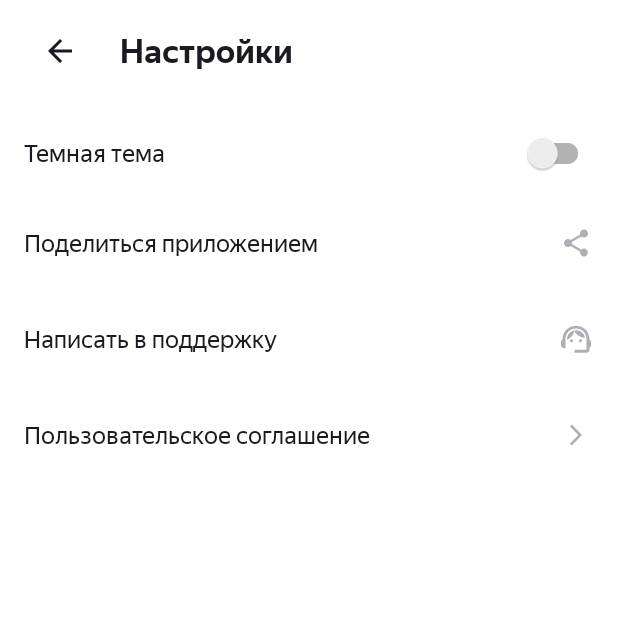
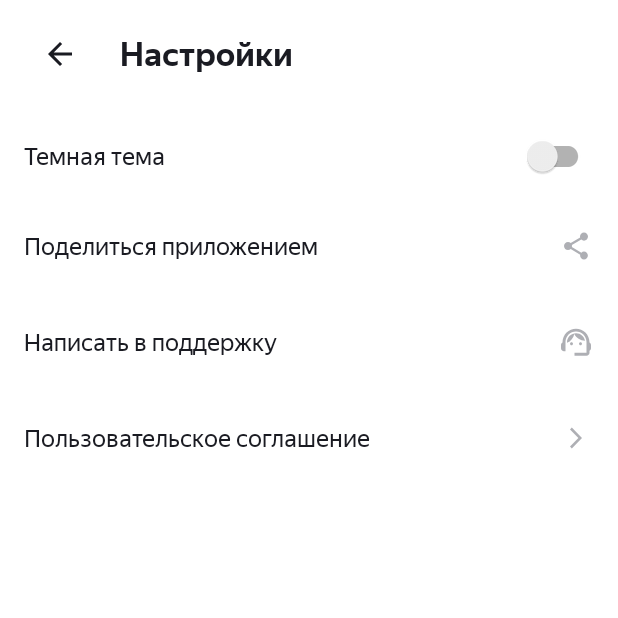
Before and after one commit to Dmitriy-noginsk/PlaylistMaker, an Android app: the screen it shows after launch (SettingActivity), after a tap on "Настройки", on a phone screen of 412 x 824 dp, the top half of it. Run offline under Robolectric (Android 15) with nearby library versions, the phone set to English and light mode, and no system bars; pictures from the network do not load.

Commit message:
10 спринт финальный вариант с рекомендациями

```diff
--- a/app/src/main/java/com/example/playlistmaker/MainActivity.kt
+++ b/app/src/main/java/com/example/playlistmaker/MainActivity.kt
@@ -16,9 +16,13 @@ import android.view.inputmethod.InputMethodManager
 import android.widget.EditText
 import android.widget.ImageView
 import android.widget.TextView
+import androidx.activity.enableEdgeToEdge
 import androidx.appcompat.app.AppCompatActivity
 import androidx.appcompat.app.AppCompatDelegate
 import androidx.appcompat.widget.SwitchCompat
+import androidx.core.view.ViewCompat
+import androidx.core.view.WindowInsetsCompat
+import androidx.core.view.updatePadding
 import com.google.android.material.button.MaterialButton
 import androidx.recyclerview.widget.LinearLayoutManager
 import androidx.recyclerview.widget.RecyclerView
@@ -69,8 +73,26 @@ class SearchActivity : AppCompatActivity() {
     private var searchQuery: String = ""
 
     override fun onCreate(savedInstanceState: Bundle?) {
+        enableEdgeToEdge()
         super.onCreate(savedInstanceState)
         setContentView(R.layout.activity_search)
+
+        val root = findViewById<View>(R.id.root_search)
+
+        // отступы под системные панели
+        ViewCompat.setOnApplyWindowInsetsListener(root) { v, insets ->
+            val status = insets.getInsets(WindowInsetsCompat.Type.statusBars())
+            val nav    = insets.getInsets(WindowInsetsCompat.Type.navigationBars())
+
+            // мой зазор по макету 12дп
+            val extraTop = resources.getDimensionPixelSize(R.dimen.content_top_margin)
+
+            v.updatePadding(
+                top = status.top + extraTop,
+                bottom = nav.bottom
+            )
+            insets
+        }
 
         findViewById<View>(R.id.btn_back).setOnClickListener {
             finish()
@@ -171,8 +193,26 @@ class SettingActivity : AppCompatActivity() {
     private lateinit var switchTheme: SwitchCompat
 
     override fun onCreate(savedInstanceState: Bundle?) {
+        enableEdgeToEdge()
         super.onCreate(savedInstanceState)
         setContentView(R.layout.activity_settings)
+
+        val root = findViewById<View>(R.id.root_settings)
+
+        // отступы под системные панели
+        ViewCompat.setOnApplyWindowInsetsListener(root) { v, insets ->
+            val status = insets.getInsets(WindowInsetsCompat.Type.statusBars())
+            val nav    = insets.getInsets(WindowInsetsCompat.Type.navigationBars())
+
+            // мой зазор по макету 12дп
+            val extraTop = resources.getDimensionPixelSize(R.dimen.content_top_margin)
+
+            v.updatePadding(
+                top = status.top + extraTop,
+                bottom = nav.bottom
+            )
+            insets
+        }
 
         btnShare = findViewById(R.id.btn_share)
         btnSupport = findViewById(R.id.btn_support)
@@ -243,8 +283,26 @@ class SettingActivity : AppCompatActivity() {
 class MainActivity : AppCompatActivity() {
 
     override fun onCreate(savedInstanceState: Bundle?) {
+        enableEdgeToEdge()
         super.onCreate(savedInstanceState)
         setContentView(R.layout.activity_main)
+
+        val root = findViewById<View>(R.id.root_main)
+
+        // отступы под системные панели
+        ViewCompat.setOnApplyWindowInsetsListener(root) { v, insets ->
+            val status = insets.getInsets(WindowInsetsCompat.Type.statusBars())
+            val nav    = insets.getInsets(WindowInsetsCompat.Type.navigationBars())
+
+            // мой зазор по макету 12дп
+            val extraTop = resources.getDimensionPixelSize(R.dimen.content_top_margin)
+
+            v.updatePadding(
+                top = status.top + extraTop,
+                bottom = nav.bottom
+            )
+            insets
+        }
 
         findViewById<MaterialButton>(R.id.btn_search).setOnClickListener {
             val intent = Intent(this, SearchActivity::class.java)
--- a/app/src/main/res/layout/activity_main.xml
+++ b/app/src/main/res/layout/activity_main.xml
@@ -1,5 +1,6 @@
 <?xml version="1.0" encoding="utf-8"?>
 <LinearLayout
+    android:id="@+id/root_main"
     xmlns:android="http://schemas.android.com/apk/res/android"
     xmlns:app="http://schemas.android.com/apk/res-auto"
     android:layout_width="match_parent"
@@ -17,8 +18,7 @@
         android:layout_gravity="center_horizontal"
         android:text="@string/app_name"
         android:textColor="@android:color/white"
-        android:textSize="@dimen/text_size"
-        android:paddingBottom="@dimen/padding_size" />
+        android:textSize="@dimen/text_size"/>
 
     <!-- Кнопка Поиск -->
 
--- a/app/src/main/res/layout/activity_search.xml
+++ b/app/src/main/res/layout/activity_search.xml
@@ -1,12 +1,12 @@
 <?xml version="1.0" encoding="utf-8"?>
 <LinearLayout xmlns:android="http://schemas.android.com/apk/res/android"
+    android:id="@+id/root_search"
     android:layout_width="match_parent"
     android:layout_height="match_parent"
     xmlns:app="http://schemas.android.com/apk/res-auto"
     android:orientation="vertical"
     android:paddingStart="@dimen/padding_size"
     android:paddingEnd="@dimen/padding_size"
-    android:paddingTop="10dp"
     android:background="@color/settings">
 
     <!-- Назад и Заголовок -->
--- a/app/src/main/res/layout/activity_settings.xml
+++ b/app/src/main/res/layout/activity_settings.xml
@@ -1,12 +1,12 @@
 <?xml version="1.0" encoding="utf-8"?>
 <LinearLayout xmlns:android="http://schemas.android.com/apk/res/android"
+    android:id="@+id/root_settings"
     android:layout_width="match_parent"
     android:layout_height="match_parent"
     xmlns:app="http://schemas.android.com/apk/res-auto"
     android:orientation="vertical"
     android:paddingStart="@dimen/padding_size"
     android:paddingEnd="@dimen/padding_size"
-    android:paddingTop="10dp"
     android:background="@color/settings">
 
     <!-- Назад и Заголовок -->
--- a/app/src/main/res/values/dimens.xml
+++ b/app/src/main/res/values/dimens.xml
@@ -29,5 +29,6 @@
     <dimen name="rv_bottom_padding">8dp</dimen>
     <dimen name="rv_item_space">4dp</dimen>
     <dimen name="cover_radius">2dp</dimen>
+    <dimen name="content_top_margin">12dp</dimen>
 
 </resources>
```
